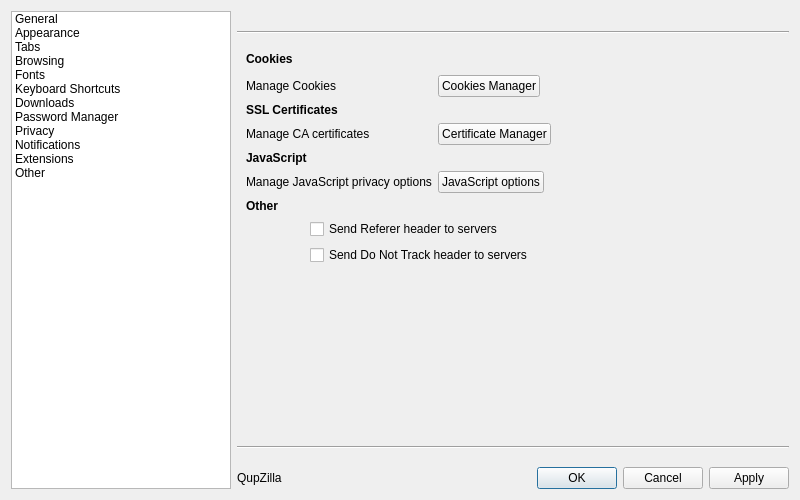
Qt form src/lib/preferences/preferences.ui (QupZilla/qupzilla) before a commit.
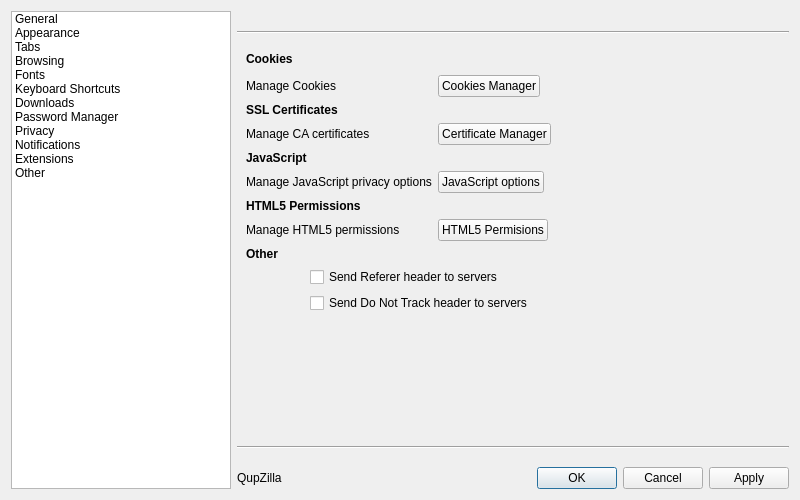
The same form after that commit. The open tabs and pages were chosen to show the change.

Commit message:
New dialog in preferences: HTML5 Permissions
Show all sites that will have permanent permissions (be always
blocked) to show desktop notifications / use geolocation.

The edit to the form file:
```diff
--- a/src/lib/preferences/preferences.ui
+++ b/src/lib/preferences/preferences.ui
@@ -2036,7 +2036,7 @@
      </widget>
      <widget class="QWidget" name="privacyPage">
       <layout class="QGridLayout" name="gridLayout_12">
-       <item row="21" column="1" colspan="3">
+       <item row="24" column="1" colspan="3">
         <widget class="QCheckBox" name="sendReferer">
          <property name="text">
           <string>Send Referer header to servers</string>
@@ -2050,14 +2050,14 @@
          </property>
         </widget>
        </item>
-       <item row="22" column="1" colspan="3">
+       <item row="25" column="1" colspan="3">
         <widget class="QCheckBox" name="doNotTrack">
          <property name="text">
           <string>Send Do Not Track header to servers</string>
          </property>
         </widget>
        </item>
-       <item row="19" column="0" colspan="4">
+       <item row="22" column="0" colspan="4">
         <widget class="QLabel" name="label_50">
          <property name="text">
           <string>&lt;b&gt;Other&lt;/b&gt;</string>
@@ -2074,7 +2074,7 @@
          </property>
         </widget>
        </item>
-       <item row="27" column="0" colspan="4">
+       <item row="30" column="0" colspan="4">
         <spacer name="verticalSpacer_3">
          <property name="orientation">
           <enum>Qt::Vertical</enum>
@@ -2153,7 +2153,7 @@
          </property>
         </widget>
        </item>
-       <item row="21" column="0">
+       <item row="24" column="0">
         <spacer name="horizontalSpacer_20">
          <property name="orientation">
           <enum>Qt::Horizontal</enum>
@@ -2189,6 +2189,33 @@
          </property>
         </spacer>
        </item>
+       <item row="20" column="0" colspan="4">
+        <widget class="QLabel" name="label_62">
+         <property name="text">
+          <string>&lt;b&gt;HTML5 Permissions&lt;/b&gt;</string>
+         </property>
+        </widget>
+       </item>
+       <item row="21" column="0" colspan="3">
+        <widget class="QLabel" name="label_63">
+         <property name="text">
+          <string>Manage HTML5 permissions</string>
+         </property>
+        </widget>
+       </item>
+       <item row="21" column="3">
+        <widget class="QPushButton" name="html5permissions">
+         <property name="sizePolicy">
+          <sizepolicy hsizetype="Fixed" vsizetype="Fixed">
+           <horstretch>0</horstretch>
+           <verstretch>0</verstretch>
+          </sizepolicy>
+         </property>
+         <property name="text">
+          <string>HTML5 Permisions</string>
+         </property>
+        </widget>
+       </item>
       </layout>
      </widget>
      <widget class="QWidget" name="notificationsPage">
```
The commit also changes 9 other files.
